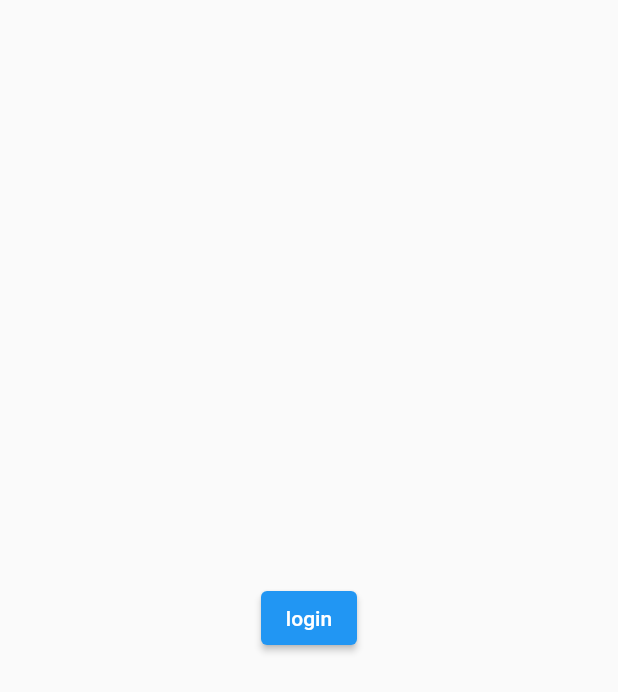
After one commit to Abdallah-Abdalmonem/sqflite_app, a Flutter app: the screen it shows after launch, after a tap on "login", on a phone screen of 412 x 824 dp. The commit adds this screen. Shown: the top 692 px of the screen. Run offline on Flutter 3.47's test engine with Material 2 defaults, Android fonts, the phone set to English and light mode, and no system bars; our stand-ins replace sqflite; missing offline and left inert: flutter_facebook_auth; accounts and stored records are empty.

Commit message:
Add Login with Facebook

```diff
--- a/lib/main.dart
+++ b/lib/main.dart
@@ -1,5 +1,6 @@
 import 'package:flutter/material.dart';
 import 'package:sqlite_flutter/view/screens/home_screen.dart';
+import 'package:sqlite_flutter/view/screens/login_screen.dart';
 
 void main() async {
   WidgetsFlutterBinding.ensureInitialized();
@@ -11,7 +12,8 @@ class MyApp extends StatelessWidget {
   @override
   Widget build(BuildContext context) {
     return MaterialApp(
-      home: HomeScreen(),
+      // home: HomeScreen(),
+      home: LoginScreen(),
     );
   }
 }
--- /dev/null
+++ b/lib/view/screens/login_screen.dart
@@ -0,0 +1,65 @@
+import 'package:flutter/material.dart';
+import 'package:flutter_facebook_auth/flutter_facebook_auth.dart';
+
+class LoginScreen extends StatefulWidget {
+  const LoginScreen({super.key});
+
+  @override
+  State<LoginScreen> createState() => _LoginScreenState();
+}
+
+class _LoginScreenState extends State<LoginScreen> {
+  bool _isLoggedIn = false;
+  Map _userObj = {};
+
+  @override
+  Widget build(BuildContext context) {
+    return Scaffold(
+      body: SafeArea(
+        child: Container(
+          width: MediaQuery.of(context).size.width,
+          child: _isLoggedIn == true
+              ? Column(
+                  mainAxisAlignment: MainAxisAlignment.center,
+                  crossAxisAlignment: CrossAxisAlignment.center,
+                  children: [
+                    Text('name'),
+                    Text('email'),
+                    TextButton(
+                      onPressed: () {
+                        FacebookAuth.instance.logOut().then((value) {
+                          setState(() {
+                            _isLoggedIn = false;
+                            _userObj = {};
+                          });
+                        });
+                      },
+                      child: Text('logOut'),
+                    ),
+                  ],
+                )
+              : Center(
+                  child: ElevatedButton(
+                    onPressed: () {
+                      FacebookAuth.instance
+                          .login(permissions: ['public_profile', 'email']).then(
+                        (value) {
+                          FacebookAuth.instance.getUserData().then(
+                            (userData) async {
+                              setState(() {
+                                _isLoggedIn = true;
+                                _userObj = userData;
+                              });
+                            },
+                          );
+                        },
+                      );
+                    },
+                    child: Text('login'),
+                  ),
+                ),
+        ),
+      ),
+    );
+  }
+}
```
Also changed, not shown: pubspec.yaml (+1 -6 lines), pubspec.lock, 5 other files.
